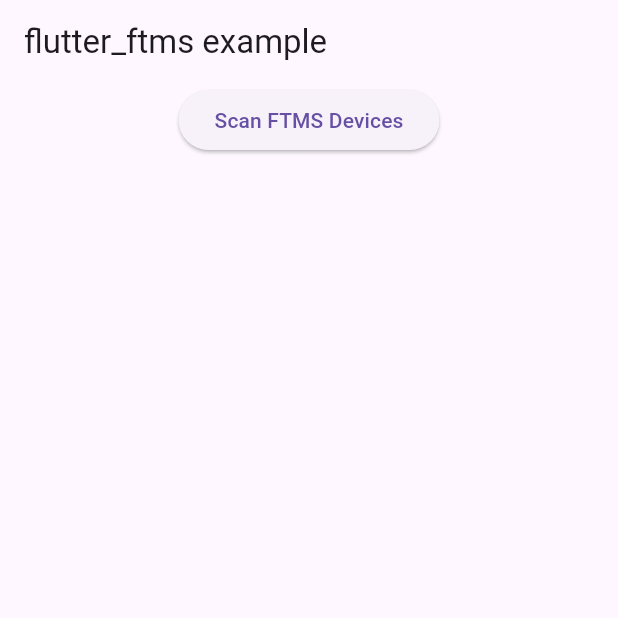
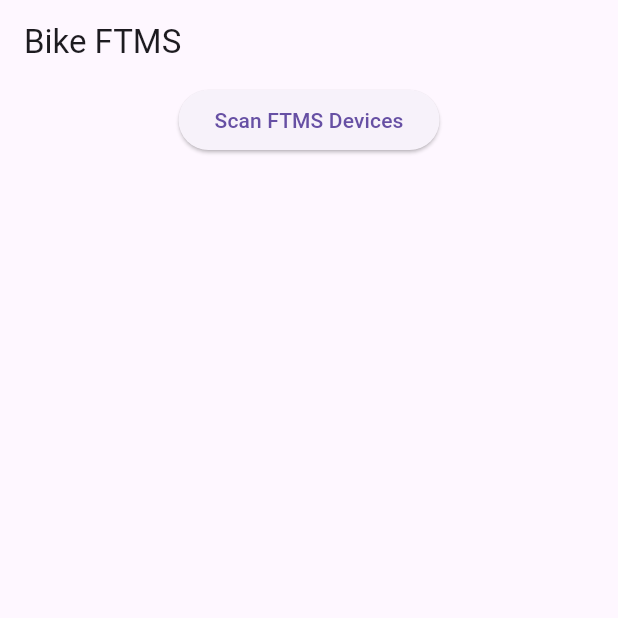
Before and after one commit to juaoose/bike-ftms, a Flutter app: the screen it shows after launch, on a phone screen of 412 x 824 dp, the top half of it. Run offline on Flutter 3.47's test engine with Material 3 defaults, Android fonts, the light colour scheme and no system bars; missing offline and left inert: flutter_ftms.

Commit message:
chore: simplify example
Just to make it easier to see how it works and how stuff is tagged
as ftms device vs not

```diff
--- a/lib/main.dart
+++ b/lib/main.dart
@@ -34,7 +34,7 @@
   Widget build(BuildContext context) {
     return Scaffold(
       appBar: AppBar(
-        title: const Text("flutter_ftms example"),
+        title: const Text("Bike FTMS"),
       ),
       body: const ScanPage(),
     );
--- a/lib/widgets.dart
+++ b/lib/widgets.dart
@@ -36,13 +36,6 @@ Widget scanResultsToWidget(List<ScanResult> data, BuildContext context) {
                         : d.device.platformName,
                   );
                 }),
-            subtitle: Text(d.device.remoteId.str),
-            leading: SizedBox(
-              width: 40,
-              child: Center(
-                child: Text(d.rssi.toString()),
-              ),
-            ),
             trailing: getButtonForBluetoothDevice(d.device, context),
           ),
         )
```
